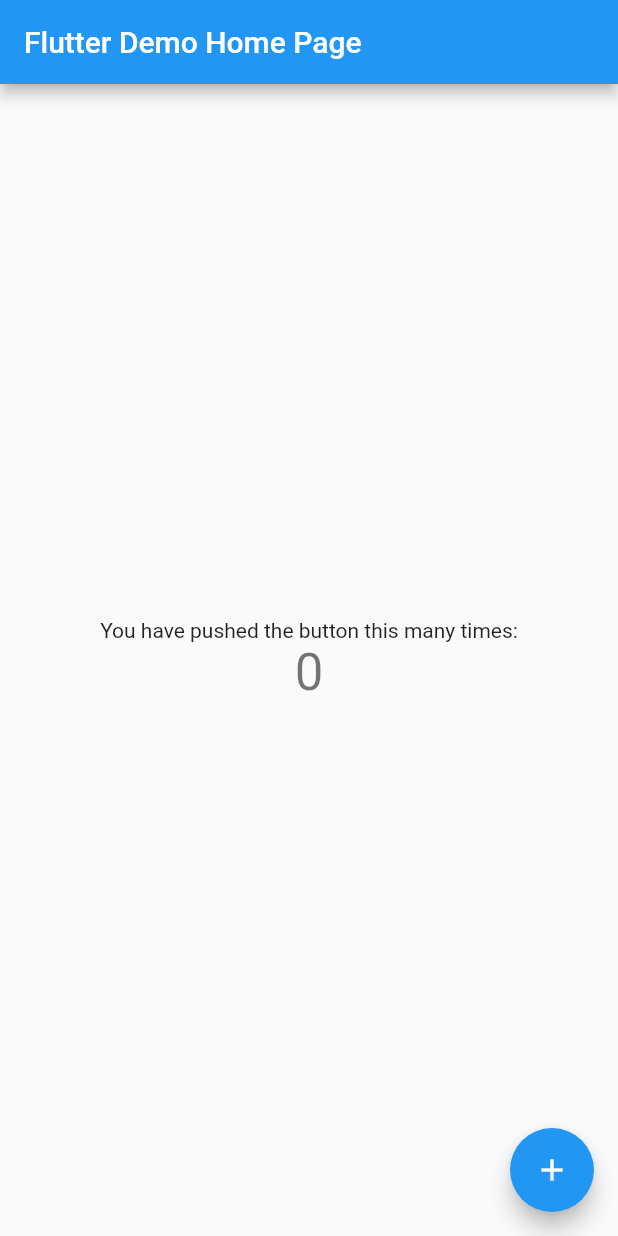
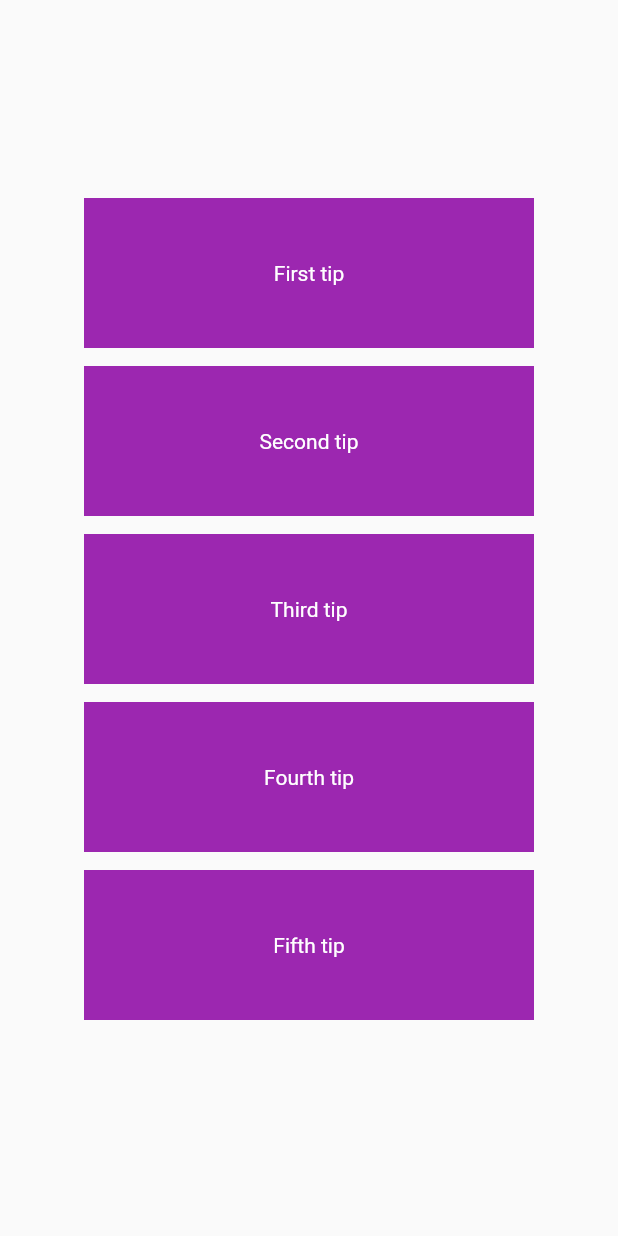
Before and after one commit to somosaleteo/example_profiling, a Flutter app: the screen it shows after launch, on a phone screen of 412 x 824 dp. Run offline on Flutter 3.47's test engine with Material 2 defaults, Android fonts, the light colour scheme and no system bars.

Commit message:
First 5 tips

```diff
--- a/analysis_options.yaml
+++ b/analysis_options.yaml
@@ -1,29 +1,29 @@
-# This file configures the analyzer, which statically analyzes Dart code to
-# check for errors, warnings, and lints.
+## This file configures the analyzer, which statically analyzes Dart code to
+## check for errors, warnings, and lints.
+##
+## The issues identified by the analyzer are surfaced in the UI of Dart-enabled
+## IDEs (https://dart.dev/tools#ides-and-editors). The analyzer can also be
+## invoked from the command line by running `flutter analyze`.
 #
-# The issues identified by the analyzer are surfaced in the UI of Dart-enabled
-# IDEs (https://dart.dev/tools#ides-and-editors). The analyzer can also be
-# invoked from the command line by running `flutter analyze`.
-
-# The following line activates a set of recommended lints for Flutter apps,
-# packages, and plugins designed to encourage good coding practices.
-include: package:flutter_lints/flutter.yaml
-
-linter:
-  # The lint rules applied to this project can be customized in the
-  # section below to disable rules from the `package:flutter_lints/flutter.yaml`
-  # included above or to enable additional rules. A list of all available lints
-  # and their documentation is published at
-  # https://dart-lang.github.io/linter/lints/index.html.
-  #
-  # Instead of disabling a lint rule for the entire project in the
-  # section below, it can also be suppressed for a single line of code
-  # or a specific dart file by using the `// ignore: name_of_lint` and
-  # `// ignore_for_file: name_of_lint` syntax on the line or in the file
-  # producing the lint.
-  rules:
-    # avoid_print: false  # Uncomment to disable the `avoid_print` rule
-    # prefer_single_quotes: true  # Uncomment to enable the `prefer_single_quotes` rule
-
-# Additional information about this file can be found at
-# https://dart.dev/guides/language/analysis-options
+## The following line activates a set of recommended lints for Flutter apps,
+## packages, and plugins designed to encourage good coding practices.
+#include: package:flutter_lints/flutter.yaml
+#
+#linter:
+#  # The lint rules applied to this project can be customized in the
+#  # section below to disable rules from the `package:flutter_lints/flutter.yaml`
+#  # included above or to enable additional rules. A list of all available lints
+#  # and their documentation is published at
+#  # https://dart-lang.github.io/linter/lints/index.html.
+#  #
+#  # Instead of disabling a lint rule for the entire project in the
+#  # section below, it can also be suppressed for a single line of code
+#  # or a specific dart file by using the `// ignore: name_of_lint` and
+#  # `// ignore_for_file: name_of_lint` syntax on the line or in the file
+#  # producing the lint.
+#  rules:
+#    # avoid_print: false  # Uncomment to disable the `avoid_print` rule
+#    # prefer_single_quotes: true  # Uncomment to enable the `prefer_single_quotes` rule
+#
+## Additional information about this file can be found at
+## https://dart.dev/guides/language/analysis-options
--- a/lib/main.dart
+++ b/lib/main.dart
@@ -1,3 +1,4 @@
+import 'package:example_profiling/tips/tips_page.dart';
 import 'package:flutter/material.dart';
 
 void main() {
@@ -24,7 +25,7 @@
         // is not restarted.
         primarySwatch: Colors.blue,
       ),
-      home: const MyHomePage(title: 'Flutter Demo Home Page'),
+      home: TipsPage(),
     );
   }
 }
--- /dev/null
+++ b/lib/tips/tips_page.dart
@@ -0,0 +1,56 @@
+import 'package:example_profiling/tips/tip1/tip1.dart';
+import 'package:example_profiling/tips/tip2/tip2.dart';
+import 'package:example_profiling/tips/tip4/tip4.dart';
+import 'package:example_profiling/tips/tip5/tip5.dart';
+import 'package:flutter/material.dart';
+
+import 'tip3/tip3.dart';
+
+class TipsPage extends StatelessWidget {
+  const TipsPage({Key? key}) : super(key: key);
+
+  @override
+  Widget build(BuildContext context) {
+    return Scaffold(
+      body: Column(
+        mainAxisAlignment: MainAxisAlignment.center,
+        children: [
+          _buildGestureDetector(context, Tip1(), 'First tip'),
+          _buildGestureDetector(context, Tip2(), 'Second tip'),
+          _buildGestureDetector(context, Tip3(), 'Third tip'),
+          _buildGestureDetector(context, Tip4(), 'Fourth tip'),
+          _buildGestureDetector(context, Tip5(), 'Fifth tip'),
+        ],
+      ),
+    );
+  }
+
+  GestureDetector _buildGestureDetector(
+    BuildContext context,
+    Widget page,
+    String text,
+  ) {
+    return GestureDetector(
+      onTap: () => Navigator.push(
+        context,
+        MaterialPageRoute(
+          builder: (context) => page,
+        ),
+      ),
+      child: Center(
+        child: Container(
+          margin: EdgeInsets.only(bottom: 12),
+          color: Colors.purple,
+          width: 300,
+          height: 100,
+          child: Center(
+            child: Text(
+              text,
+              style: TextStyle(color: Colors.white),
+            ),
+          ),
+        ),
+      ),
+    );
+  }
+}
--- a/pubspec.yaml
+++ b/pubspec.yaml
@@ -19,7 +19,7 @@
 version: 1.0.0+1
 
 environment:
-  sdk: '>=2.19.6 <3.0.0'
+  sdk: '>=2.19.5 <3.0.0'
 
 # Dependencies specify other packages that your package needs in order to work.
 # To automatically upgrade your package dependencies to the latest versions
```
Also changed, not shown: lib/tips/tip1/tip1.dart (added, +54 -0 lines), lib/tips/tip2/tip2.dart (added, +57 -0 lines), lib/tips/tip2/tip2_correct.dart (added, +63 -0 lines), lib/tips/tip3/tip3.dart (added, +57 -0 lines), lib/tips/tip4/tip4.dart (added, +42 -0 lines), lib/tips/tip5/tip5.dart (added, +81 -0 lines), pubspec.lock.
